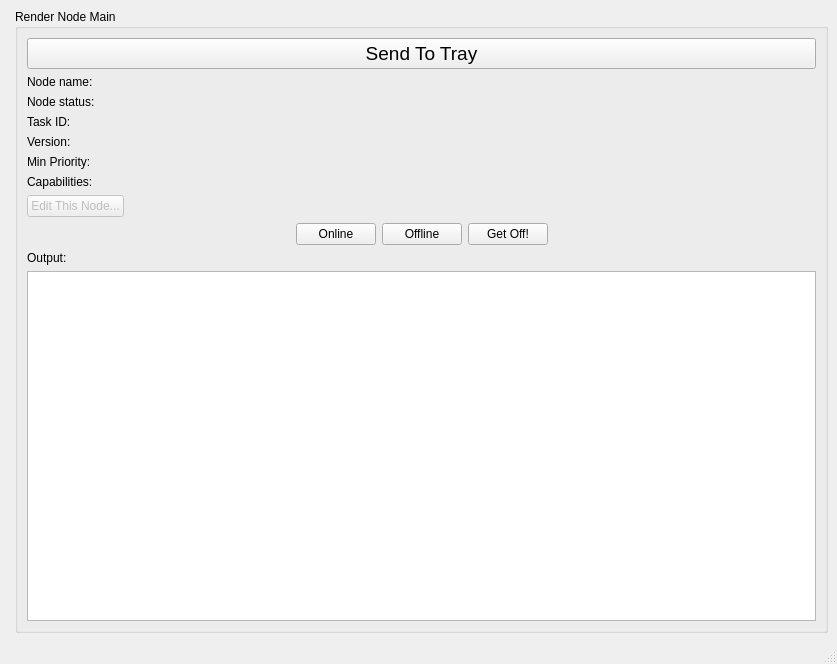
First picture: the form in ui/UI_RenderNodeMain.ui, repository david2777/DPS_Hydra, before the edit.
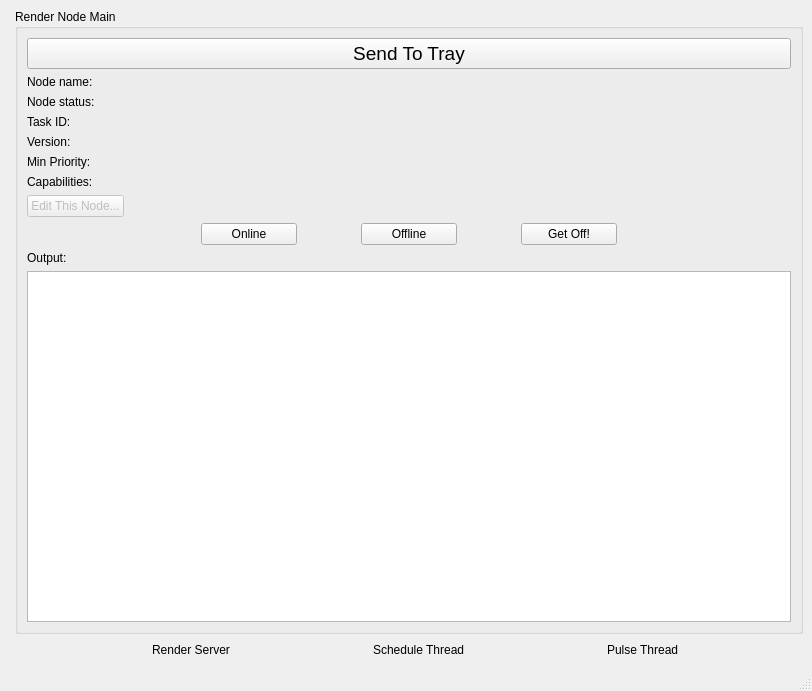
Second picture: the form after the edit. Icons and pictures are not drawn.

Commit message: Steal some images from Dan. Work on RNM Ui.

```diff
--- a/ui/UI_RenderNodeMain.ui
+++ b/ui/UI_RenderNodeMain.ui
@@ -6,8 +6,8 @@
    <rect>
     <x>0</x>
     <y>0</y>
-    <width>837</width>
-    <height>653</height>
+    <width>812</width>
+    <height>691</height>
    </rect>
   </property>
   <property name="windowTitle">
@@ -21,14 +21,27 @@
        <string>Render Node Main</string>
       </property>
       <layout class="QFormLayout" name="formLayout_2">
-       <item row="3" column="0">
-        <widget class="QLabel" name="outputLabel">
+       <property name="fieldGrowthPolicy">
+        <enum>QFormLayout::AllNonFixedFieldsGrow</enum>
+       </property>
+       <item row="0" column="0" colspan="2">
+        <widget class="QPushButton" name="trayButton">
+         <property name="font">
+          <font>
+           <pointsize>14</pointsize>
+           <weight>50</weight>
+           <italic>false</italic>
+           <bold>false</bold>
+           <underline>false</underline>
+           <kerning>true</kerning>
+          </font>
+         </property>
          <property name="text">
-          <string>Output:</string>
+          <string>Send To Tray</string>
          </property>
         </widget>
        </item>
-       <item row="1" column="0" colspan="2">
+       <item row="2" column="0" colspan="2">
         <layout class="QFormLayout" name="formLayout_thisNodeLabels">
          <property name="fieldGrowthPolicy">
           <enum>QFormLayout::AllNonFixedFieldsGrow</enum>
@@ -129,8 +142,34 @@
          </item>
         </layout>
        </item>
-       <item row="2" column="0" colspan="2">
+       <item row="3" column="0" colspan="2">
         <layout class="QHBoxLayout" name="buttonLayout">
+         <item>
+          <spacer name="horizontalSpacer_9">
+           <property name="orientation">
+            <enum>Qt::Horizontal</enum>
+           </property>
+           <property name="sizeHint" stdset="0">
+            <size>
+             <width>40</width>
+             <height>20</height>
+            </size>
+           </property>
+          </spacer>
+         </item>
+         <item>
+          <spacer name="horizontalSpacer_11">
+           <property name="orientation">
+            <enum>Qt::Horizontal</enum>
+           </property>
+           <property name="sizeHint" stdset="0">
+            <size>
+             <width>40</width>
+             <height>20</height>
+            </size>
+           </property>
+          </spacer>
+         </item>
          <item>
           <spacer name="horizontalSpacer">
            <property name="orientation">
@@ -146,20 +185,64 @@
          </item>
          <item>
           <widget class="QPushButton" name="onlineButton">
+           <property name="minimumSize">
+            <size>
+             <width>96</width>
+             <height>0</height>
+            </size>
+           </property>
            <property name="text">
             <string>Online</string>
            </property>
           </widget>
          </item>
+         <item>
+          <spacer name="horizontalSpacer_7">
+           <property name="orientation">
+            <enum>Qt::Horizontal</enum>
+           </property>
+           <property name="sizeHint" stdset="0">
+            <size>
+             <width>40</width>
+             <height>20</height>
+            </size>
+           </property>
+          </spacer>
+         </item>
          <item>
           <widget class="QPushButton" name="offlineButton">
+           <property name="minimumSize">
+            <size>
+             <width>96</width>
+             <height>0</height>
+            </size>
+           </property>
            <property name="text">
             <string>Offline</string>
            </property>
           </widget>
          </item>
+         <item>
+          <spacer name="horizontalSpacer_8">
+           <property name="orientation">
+            <enum>Qt::Horizontal</enum>
+           </property>
+           <property name="sizeHint" stdset="0">
+            <size>
+             <width>40</width>
+             <height>20</height>
+            </size>
+           </property>
+          </spacer>
+         </item>
          <item>
           <widget class="QPushButton" name="getoffButton">
+           <property name="minimumSize">
+            <size>
+             <width>96</width>
+             <height>0</height>
+            </size>
+           </property>
            <property name="text">
             <string>Get Off!</string>
            </property>
@@ -178,9 +261,42 @@
            </property>
           </spacer>
          </item>
+         <item>
+          <spacer name="horizontalSpacer_12">
+           <property name="orientation">
+            <enum>Qt::Horizontal</enum>
+           </property>
+           <property name="sizeHint" stdset="0">
+            <size>
+             <width>40</width>
+             <height>20</height>
+            </size>
+           </property>
+          </spacer>
+         </item>
+         <item>
+          <spacer name="horizontalSpacer_10">
+           <property name="orientation">
+            <enum>Qt::Horizontal</enum>
+           </property>
+           <property name="sizeHint" stdset="0">
+            <size>
+             <width>40</width>
+             <height>20</height>
+            </size>
+           </property>
+          </spacer>
+         </item>
         </layout>
        </item>
-       <item row="4" column="0" colspan="2">
+       <item row="4" column="0">
+        <widget class="QLabel" name="outputLabel">
+         <property name="text">
+          <string>Output:</string>
+         </property>
+        </widget>
+       </item>
+       <item row="5" column="0" colspan="2">
         <widget class="QTextEdit" name="outputTextEdit">
          <property name="minimumSize">
           <size>
@@ -193,26 +309,116 @@
          </property>
         </widget>
        </item>
-       <item row="0" column="0" colspan="2">
-        <widget class="QPushButton" name="trayButton">
-         <property name="font">
-          <font>
-           <pointsize>14</pointsize>
-           <weight>50</weight>
-           <italic>false</italic>
-           <bold>false</bold>
-           <underline>false</underline>
-           <kerning>true</kerning>
-          </font>
-         </property>
-         <property name="text">
-          <string>Send To Tray</string>
-         </property>
-        </widget>
-       </item>
       </layout>
      </widget>
     </item>
+    <item row="1" column="1">
+     <layout class="QHBoxLayout" name="statusLayout">
+      <item>
+       <spacer name="horizontalSpacer_5">
+        <property name="orientation">
+         <enum>Qt::Horizontal</enum>
+        </property>
+        <property name="sizeHint" stdset="0">
+         <size>
+          <width>40</width>
+          <height>20</height>
+         </size>
+        </property>
+       </spacer>
+      </item>
+      <item>
+       <widget class="QLabel" name="renderServerPixmap">
+        <property name="text">
+         <string/>
+        </property>
+        <property name="pixmap">
+         <pixmap>../images/status/notStarted.png</pixmap>
+        </property>
+       </widget>
+      </item>
+      <item>
+       <widget class="QLabel" name="renderServerLabel">
+        <property name="text">
+         <string>Render Server</string>
+        </property>
+       </widget>
+      </item>
+      <item>
+       <spacer name="horizontalSpacer_3">
+        <property name="orientation">
+         <enum>Qt::Horizontal</enum>
+        </property>
+        <property name="sizeHint" stdset="0">
+         <size>
+          <width>40</width>
+          <height>20</height>
+         </size>
+        </property>
+       </spacer>
+      </item>
+      <item>
+       <widget class="QLabel" name="scheduleThreadPixmap">
+        <property name="text">
+         <string/>
+        </property>
+        <property name="pixmap">
+         <pixmap>../images/status/notStarted.png</pixmap>
+        </property>
+       </widget>
+      </item>
+      <item>
+       <widget class="QLabel" name="scheduleThreadLabel">
+        <property name="text">
+         <string>Schedule Thread</string>
+        </property>
+       </widget>
+      </item>
+      <item>
+       <spacer name="horizontalSpacer_4">
+        <property name="orientation">
+         <enum>Qt::Horizontal</enum>
+        </property>
+        <property name="sizeHint" stdset="0">
+         <size>
+          <width>40</width>
+          <height>20</height>
+         </size>
+        </property>
+       </spacer>
+      </item>
+      <item>
+       <widget class="QLabel" name="pulseThreadPixmap">
+        <property name="text">
+         <string/>
+        </property>
+        <property name="pixmap">
+         <pixmap>../images/status/notStarted.png</pixmap>
+        </property>
+       </widget>
+      </item>
+      <item>
+       <widget class="QLabel" name="pulseThreadLabel">
+        <property name="text">
+         <string>Pulse Thread</string>
+        </property>
+       </widget>
+      </item>
+      <item>
+       <spacer name="horizontalSpacer_6">
+        <property name="orientation">
+         <enum>Qt::Horizontal</enum>
+        </property>
+        <property name="sizeHint" stdset="0">
+         <size>
+          <width>40</width>
+          <height>20</height>
+         </size>
+        </property>
+       </spacer>
+      </item>
+     </layout>
+    </item>
    </layout>
   </widget>
   <widget class="QStatusBar" name="statusbar"/>
```
The commit also changes 6 other files.
